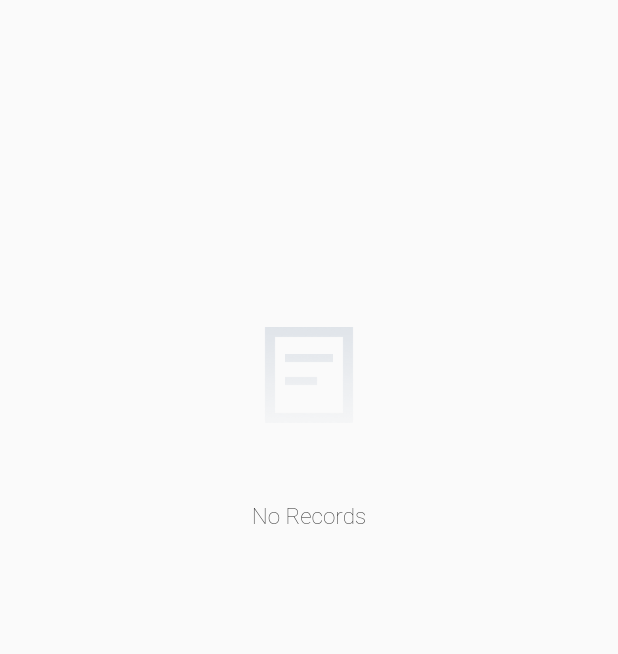
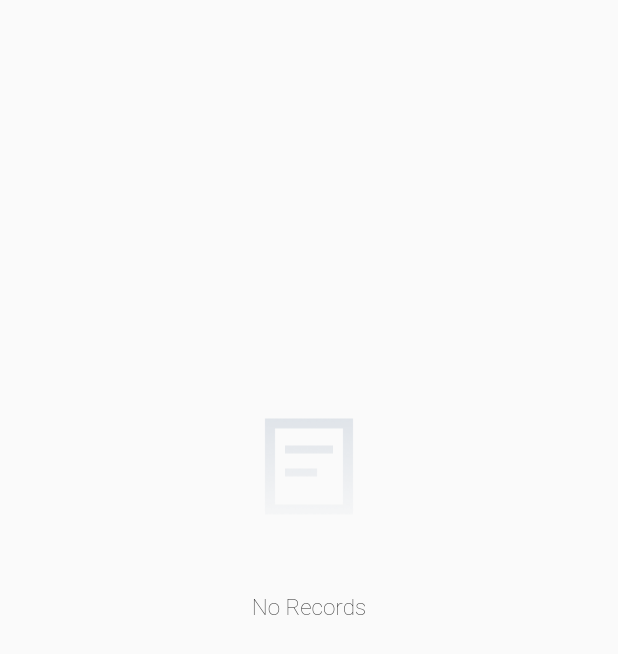
Before and after one commit to huangsongyao/custom_sliver, a Flutter app: the HSYCustomSliverEmpty widget shown alone on an empty page, opened directly, on a phone screen of 412 x 824 dp. Shown: the top 654 px of the screen. Run offline on Flutter 3.47's test engine with Material 2 defaults, Android fonts, the phone set to English and light mode, and no system bars; our stand-ins replace extended_nested_scroll_view, pull_to_refresh; missing offline and left inert: custom_tab_bar; statements that could not run were skipped.

Commit message:
fix: 代码调整

```diff
--- a/custom_sliver/lib/custom_sliver.dart
+++ b/custom_sliver/lib/custom_sliver.dart
@@ -113,7 +113,6 @@ class _HSYCustomSliverViewState extends State<HSYCustomSliverView> {
       },
       body: this.widget.nestedBody,
     );
-    ;
   }
 }
 
--- a/custom_sliver/lib/custom_sliver_refresh.dart
+++ b/custom_sliver/lib/custom_sliver_refresh.dart
@@ -63,18 +63,20 @@ class HSYCustomSliverEmpty extends StatelessWidget {
 
   @override
   Widget build(BuildContext context) {
+    final String text = this.texts[this.reqResult];
     final String image = this.images[this.reqResult];
-    final String text = this.texts[this.reqResult];
+    final num contentHeights = HSYCustomSliverEmpty.contentHeights(
+      context,
+      this.tabHeights,
+    );
     return Container(
       alignment: Alignment.center,
       width: MediaQuery.of(context).size.width,
-      margin: EdgeInsets.symmetric(horizontal: 16.0).copyWith(top: 200.0),
+      margin: EdgeInsets.symmetric(horizontal: 16.0)
+          .copyWith(top: ((contentHeights - 190.0) / 2.0)),
       child: ((image ?? '').isEmpty
           ? Container(
-              height: MediaQuery.of(context).size.height -
-                  ((MediaQuery.of(context).padding.top * 2.0) +
-                      kToolbarHeight +
-                      this.tabHeights),
+              height: contentHeights,
             )
           : Column(
               children: [
@@ -99,4 +101,14 @@ class HSYCustomSliverEmpty extends StatelessWidget {
             )),
     );
   }
+
+  static num contentHeights(
+    BuildContext context, [
+    num tabHeights = kToolbarHeight,
+  ]) {
+    return MediaQuery.of(context).size.height -
+        ((MediaQuery.of(context).padding.top * 2.0) +
+            kToolbarHeight +
+            tabHeights);
+  }
 }
```
